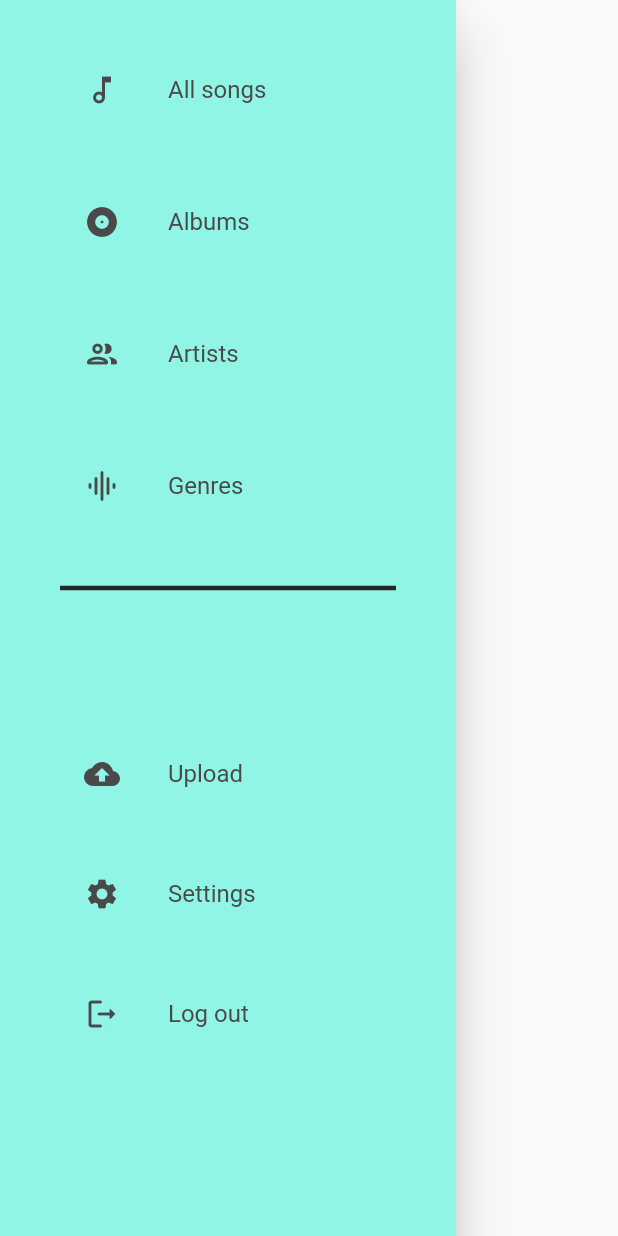
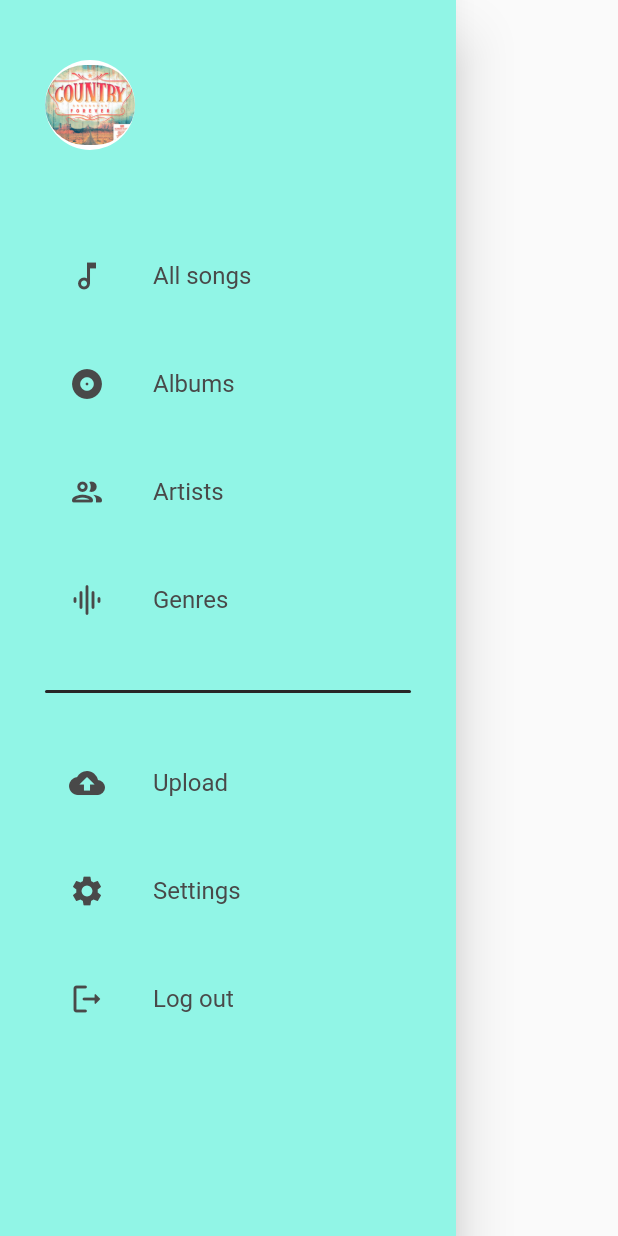
Before and after one commit to Nyt1k/Oktava, a Flutter app: the NavigationDrawerWidget widget shown alone on an empty page, opened directly, on a phone screen of 412 x 824 dp. Run offline on Flutter 3.47's test engine with Material 2 defaults, Android fonts, the phone set to English and light mode, and no system bars; our stand-ins replace assets_audio_player, bloc, equatable, firebase_auth, firebase_core, flutter_bloc; accounts and stored records are empty; network calls fail.

Commit message:
added new views to drawer

```diff
--- a/lib/main.dart
+++ b/lib/main.dart
@@ -24,9 +24,19 @@ void main() {
     return true;
   });
 
-  runApp(
-    MaterialApp(
-      home: MultiRepositoryProvider(
+  runApp(const App());
+}
+
+class App extends StatelessWidget {
+  const App({Key? key}) : super(key: key);
+
+  @override
+  Widget build(BuildContext context) {
+    SystemChrome.setPreferredOrientations([
+      DeviceOrientation.portraitUp,
+      DeviceOrientation.portraitDown,
+    ]);
+    return MultiRepositoryProvider(
       providers: [
         RepositoryProvider<AudioPlayerProvider>(
           create: (context) => LocalAudioPlayerService(
@@ -45,11 +55,10 @@ void main() {
                     RepositoryProvider.of<AudioPlayerProvider>(context)),
           )
         ],
-          child: const HomePage(),
-        ),
-      ),
+        child: const MaterialApp(home: HomePage()),
       ),
     );
+  }
 }
 
 class HomePage extends StatelessWidget {
@@ -57,10 +66,6 @@ class HomePage extends StatelessWidget {
 
   @override
   Widget build(BuildContext context) {
-    SystemChrome.setPreferredOrientations([
-      DeviceOrientation.portraitUp,
-      DeviceOrientation.portraitDown,
-    ]);
     context.read<AuthBloc>().add(const AuthEventInitialize());
     return BlocConsumer<AuthBloc, AuthState>(
       listener: (context, state) {
--- a/lib/utilities/widgets/navigation_drawer_widget.dart
+++ b/lib/utilities/widgets/navigation_drawer_widget.dart
@@ -1,6 +1,9 @@
 import 'package:flutter/material.dart';
 import 'package:flutter_bloc/flutter_bloc.dart';
 import 'package:oktava/main.dart';
+import 'package:oktava/services/auth/auth_provider.dart';
+import 'package:oktava/services/auth/auth_service.dart';
+import 'package:oktava/services/auth/auth_user.dart';
 import 'package:oktava/services/auth/bloc/auth_bloc.dart';
 import 'package:oktava/services/auth/bloc/auth_event.dart';
 import 'package:oktava/utilities/dialogs/logout_dialogs.dart';
@@ -8,18 +11,24 @@ import 'package:oktava/views/audio_player_view.dart';
 
 class NavigationDrawerWidget extends StatelessWidget {
   const NavigationDrawerWidget({Key? key}) : super(key: key);
-
+  final padding = const EdgeInsets.symmetric(horizontal: 30);
   @override
   Widget build(BuildContext context) {
-    const padding = EdgeInsets.symmetric(horizontal: 40);
+    AuthService.firebase().initialize();
+    final email = AuthService.firebase().currentUser;
+    const urlImage = 'assets/images/country.jpg';
     return Drawer(
       child: Material(
         color: const Color.fromARGB(255, 145, 245, 230),
         child: ListView(
           padding: padding,
           children: <Widget>[
+            buildHeader(
+              urlImage: urlImage,
+              email: email,
+            ),
             const SizedBox(
-              height: 32,
+              height: 16,
             ),
             buildMenuItem(
               text: 'All songs',
@@ -27,7 +36,7 @@ class NavigationDrawerWidget extends StatelessWidget {
               onClicked: () => selectedItem(context, 0),
             ),
             const SizedBox(
-              height: 32,
+              height: 16,
             ),
             buildMenuItem(
               text: 'Albums',
@@ -35,7 +44,7 @@ class NavigationDrawerWidget extends StatelessWidget {
               onClicked: () => selectedItem(context, 1),
             ),
             const SizedBox(
-              height: 32,
+              height: 16,
             ),
             buildMenuItem(
               text: 'Artists',
@@ -43,7 +52,7 @@ class NavigationDrawerWidget extends StatelessWidget {
               onClicked: () => selectedItem(context, 2),
             ),
             const SizedBox(
-              height: 32,
+              height: 16,
             ),
             buildMenuItem(
               text: 'Genres',
@@ -53,15 +62,16 @@ class NavigationDrawerWidget extends StatelessWidget {
             const SizedBox(
               height: 32,
             ),
-            const Divider(
-              thickness: 3.0,
-              color: Color.fromARGB(255, 39, 39, 39),
+            Container(
+                height: 2,
+                decoration: const BoxDecoration(
+                    color: Color.fromARGB(255, 39, 39, 39),
+                    borderRadius: BorderRadius.all(Radius.circular(10)))),
+            const SizedBox(
+              height: 16,
             ),
             const SizedBox(
-              height: 64,
-            ),
-            const SizedBox(
-              height: 24,
+              height: 16,
             ),
             buildMenuItem(
               text: 'Upload',
@@ -69,7 +79,7 @@ class NavigationDrawerWidget extends StatelessWidget {
               onClicked: () => selectedItem(context, 4),
             ),
             const SizedBox(
-              height: 24,
+              height: 16,
             ),
             buildMenuItem(
               text: 'Settings',
@@ -77,7 +87,7 @@ class NavigationDrawerWidget extends StatelessWidget {
               onClicked: () => selectedItem(context, 5),
             ),
             const SizedBox(
-              height: 24,
+              height: 16,
             ),
             buildMenuItem(
               text: 'Log out',
@@ -115,6 +125,7 @@ class NavigationDrawerWidget extends StatelessWidget {
   }
 
   selectedItem(BuildContext context, int index) async {
+    Navigator.of(context).pop();
     switch (index) {
       case 0:
         Navigator.of(context).push(MaterialPageRoute(
@@ -130,4 +141,30 @@ class NavigationDrawerWidget extends StatelessWidget {
         }
     }
   }
+
+  buildHeader({required String urlImage, AuthUser? email}) => InkWell(
+        child: Container(
+          padding: const EdgeInsets.symmetric(vertical: 40),
+          child: Row(
+            children: [
+              CircleAvatar(
+                radius: 30,
+                backgroundColor: Colors.white,
+                child: ClipRRect(
+                  borderRadius: BorderRadius.circular(30),
+                  child: Image.asset(urlImage),
+                ),
+              ),
+              const SizedBox(
+                width: 10,
+              ),
+              Text(
+                email!.email,
+                style: const TextStyle(
+                    fontSize: 14, color: Color.fromARGB(255, 73, 73, 73)),
+              )
+            ],
+          ),
+        ),
+      );
 }
```
Lines whose indentation alone changed are shown as unchanged.
